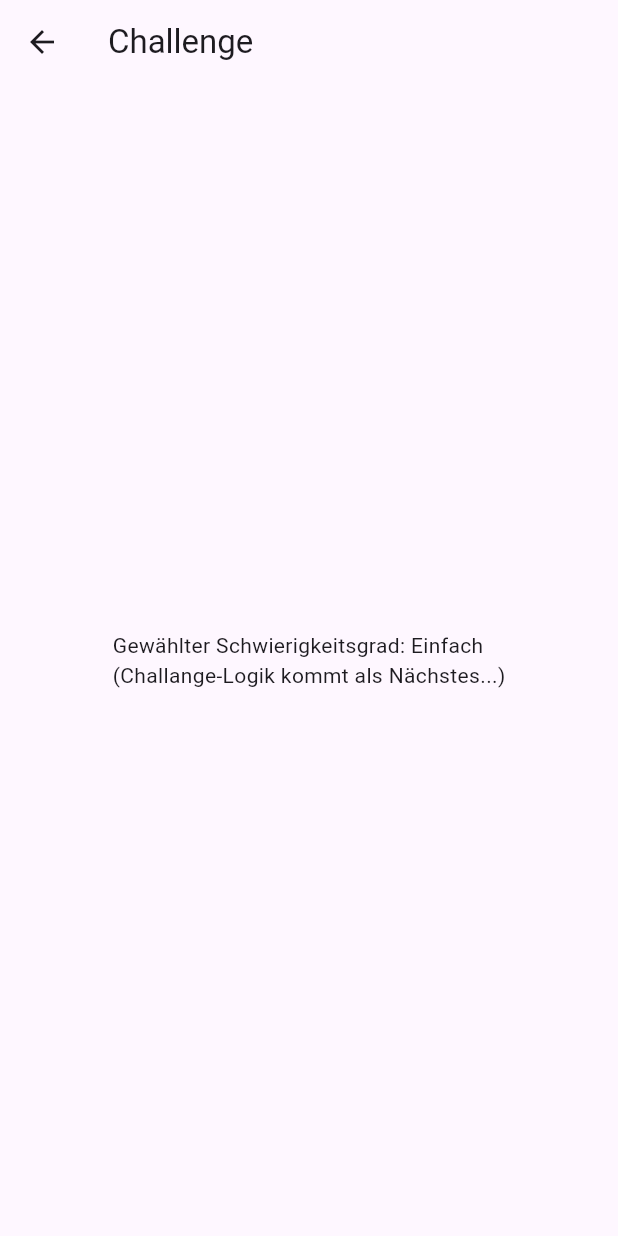
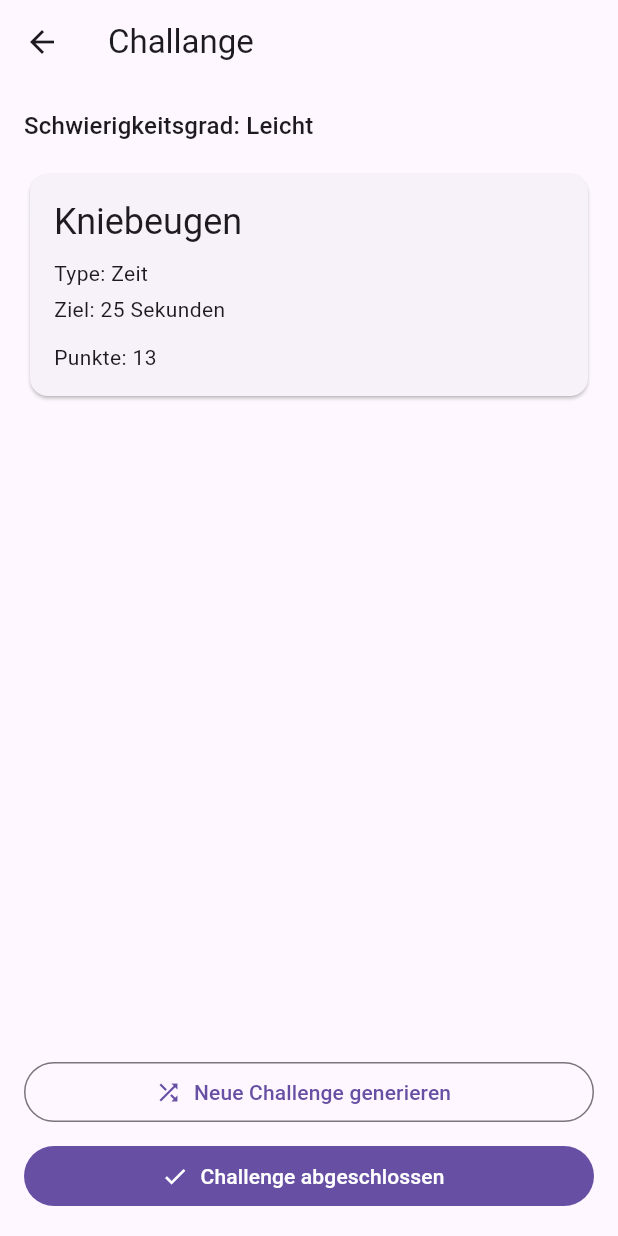
Before and after one commit to NataliaFijalka1/mini_fitness_challenge, a Flutter app: the screen it shows after launch, after a tap on "Starte Herausforderung", on a phone screen of 412 x 824 dp. Run offline on Flutter 3.47's test engine with Material 3 defaults, Android fonts, the phone set to English and light mode, and no system bars.

Commit message:
Generiert challanges und zeigt nun Bildschirm mit Score

```diff
--- a/lib/models/challenge.dart
+++ b/lib/models/challenge.dart
@@ -1,15 +1,38 @@
 enum Difficulty { easy, medium, hard }
-extension DifficultyExtension on Difficulty {
-  String get label {
-    switch (this) {
-      case Difficulty.easy:
-        return 'Einfach';
-      case Difficulty.medium:
-        return 'Mittel';
-      case Difficulty.hard:
-        return 'Schwer';
-    }
-  }
+enum ChallengeKind { reps, timer }
+
+class Challenge {
+  final String title;        // z.B. "Kniebeugen"
+  final ChallengeKind kind;  // reps oder timer
+  final int target;          // Wiederholungen oder Sekunden
+  final Difficulty difficulty;
+
+  const Challenge({
+    required this.title,
+    required this.kind,
+    required this.target,
+    required this.difficulty,
+  });
 }
 
-//erweitere es dann später
+extension DifficultyX on Difficulty {
+  String get label => switch (this) {
+        Difficulty.easy => "Leicht", // geändert, so ist übersichtilicher
+        Difficulty.medium => "Mittel",
+        Difficulty.hard => "Schwer",
+      };
+
+  int get multiplier => switch (this) {
+        Difficulty.easy => 1,
+        Difficulty.medium => 2,
+        Difficulty.hard => 3,
+      };
+}
+
+extension ChallengeKindX on ChallengeKind {
+  String get label => switch (this) {
+        ChallengeKind.reps => "Wiederholungen",
+        ChallengeKind.timer => "Zeit",
+      };
+}
+// Modell einer Fitness-Challenge (sessionbasiert, ohne Speicherung)
--- a/lib/screens/challenge_screen.dart
+++ b/lib/screens/challenge_screen.dart
@@ -1,26 +1,118 @@
 import 'package:flutter/material.dart';
 import '../models/challenge.dart';
+import '../sevices/challange_generator.dart';
+import 'result_screen.dart';
 
-class ChallengeScreen extends StatelessWidget {
+class ChallengeScreen extends StatefulWidget {
   static const routeName = '/challenge';
 
   const ChallengeScreen({super.key});
 
+@override
+  State<ChallengeScreen> createState() => _ChallengeScreenState();
+}
+class _ChallengeScreenState extends State<ChallengeScreen> {
+  final _generator = ChallengeGenerator();
+
+  late Difficulty _difficulty;
+  late Challenge _challenge;
+
   @override
-  Widget build(BuildContext context) {
-    final difficulty = ModalRoute.of(context)!.settings.arguments as Difficulty;
+void didChangeDependencies() {
+    super.didChangeDependencies();
+
+    final args = ModalRoute.of(context)?.settings.arguments;
+    _difficulty = (args is Difficulty) ? args : Difficulty.easy;
+
+    _challenge = _generator.generate(_difficulty); //einmalig
+  }
 
 
-     return Scaffold(
-      appBar: AppBar(
-        title: const Text('Challenge '),
+
+int _calculateScore(Challenge c) {
+    final base = c.kind == ChallengeKind.reps ? c.target : (c.target / 2).round();
+    return base * c.difficulty.multiplier;
+    // daweil:
+    // reps: target * multiplier
+    // timer: (target/2) * multiplier (weil Sekunden tendenziell größer sind)
+  }
+
+  String _goalText(Challenge c) {
+    return c.kind == ChallengeKind.reps
+        ? '${c.target} Wiederholungen'
+        : '${c.target} Sekunden';
+  }
+
+
+
+@override
+  Widget build(BuildContext context) {
+    final score = _calculateScore(_challenge);
+
+    return Scaffold (appBar: AppBar(title: const Text ('Challange'),
+    ),
+    body: Padding(
+      padding: const EdgeInsets.all(16),
+      child: Column(crossAxisAlignment: CrossAxisAlignment.stretch, children: [ Text (
+        'Schwierigkeitsgrad: ${_difficulty.label}',
+        style: Theme.of(context).textTheme.titleMedium,
+        ),
+        const SizedBox(height: 16),
+
+
+        Card(
+          child: Padding(padding: const EdgeInsets.all(16),
+          child: Column(crossAxisAlignment: CrossAxisAlignment.start,
+          children: [
+            Text(
+              _challenge.title,
+              style: Theme.of(context).textTheme.headlineSmall,
+            ),
+            const SizedBox(height: 8),
+            Text('Type: ${_challenge.kind.label}'),
+            const SizedBox(height: 4),
+            Text('Ziel: ${_goalText(_challenge)}'),
+            const SizedBox(height: 12),
+            Text('Punkte: $score'),
+
+          ],),
+        ),
+        ),
+
+        const Spacer(),
+
+        OutlinedButton.icon(
+          onPressed: () {
+            setState(() {
+              _challenge = _generator.generate(_difficulty);
+            });
+          },
+          icon: const Icon(Icons.shuffle),
+          label: const Text('Neue Challenge generieren'),
+        ),
+        const SizedBox(height: 8),
+
+
+
+        FilledButton.icon(onPressed: () {
+          Navigator.pushNamed(
+            context,
+            ResultScreen.routeName,
+            arguments: ResultArgs(
+              challenge: _challenge,
+              score: score,
+            ),
+            );
+
+        },
+        icon: const Icon(Icons.check),
+        label: const Text('Challenge abgeschlossen'),
+        ),
+      ],
       ),
-      body: Center(
-        child: Text(
-          'Gewählter Schwierigkeitsgrad: ${difficulty.label}\n(Challange-Logik kommt als Nächstes...)',
+    ),
+    );
 
-        ),
-      ),
-     );
   }
-}
+
+  }
--- a/lib/sevices/challange_generator.dart
+++ b/lib/sevices/challange_generator.dart
@@ -0,0 +1,36 @@
+import 'dart:math';
+import '../models/challenge.dart';
+
+// Generiert zufällige Challenges passend zur Difficulty.
+class ChallengeGenerator {
+  final Random _rnd = Random();
+
+  Challenge generate(Difficulty difficulty) {
+    final pool = _exercisePool(difficulty);
+    final title = pool[_rnd.nextInt(pool.length)];
+
+    // 50/50: reps oder timer
+    final kind = _rnd.nextBool() ? ChallengeKind.reps : ChallengeKind.timer;
+
+    final target = switch (difficulty) {
+      Difficulty.easy => kind == ChallengeKind.reps ? _between(8, 15) : _between(20, 40),
+      Difficulty.medium => kind == ChallengeKind.reps ? _between(15, 30) : _between(40, 70),
+      Difficulty.hard => kind == ChallengeKind.reps ? _between(30, 60) : _between(70, 120),
+    };
+
+    return Challenge(
+      title: title,
+      kind: kind,
+      target: target,
+      difficulty: difficulty,
+    );
+  }
+
+  int _between(int min, int maxInclusive) => min + _rnd.nextInt(maxInclusive - min + 1);
+
+  List<String> _exercisePool(Difficulty d) => switch (d) {
+        Difficulty.easy => ["Kniebeugen", "Wand-Sitz", "Hampelmänner", "Armkreisen"],
+        Difficulty.medium => ["Liegestütze", "Ausfallschritte", "Mountain Climbers", "Plank"],
+        Difficulty.hard => ["Burpees", "Jump Squats", "High Knees", "Plank Shoulder Taps"],
+      };
+}
```
Also changed, not shown: lib/screens/result_screen.dart (+55 -6 lines).
